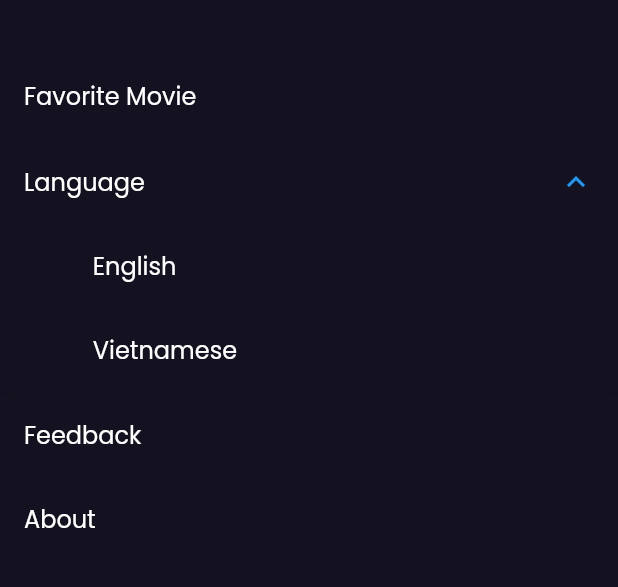
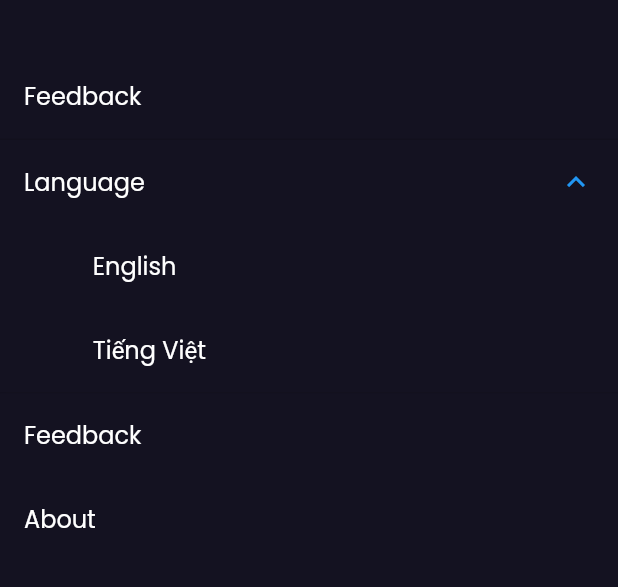
Before and after one commit to vuhm2012/movie_cinema_flutter, a Flutter app: the NavigationDrawer widget shown alone on an empty page, opened directly, after a tap on "Language", after a tap on "English", on a phone screen of 412 x 824 dp, the part 145-732 px from its top. Run offline on Flutter 3.47's test engine with Material 2 defaults, Android fonts, the phone set to English and light mode, and no system bars; our stand-ins replace bloc, cached_network_image, dartz, equatable, flutter_bloc, flutter_svg and 3 more; missing offline and left inert: dart:ffi, pedantic; network calls fail.

Commit message:
create multi language

```diff
--- /dev/null
+++ b/lib/app_localizations.dart
@@ -0,0 +1,58 @@
+import 'dart:convert';
+
+import 'package:flutter/material.dart';
+import 'package:flutter/services.dart';
+
+import '../common/constants/languages.dart';
+
+class AppLocalizations {
+  final Locale locale;
+
+  AppLocalizations(this.locale);
+
+  static AppLocalizations? of(context) =>
+      Localizations.of<AppLocalizations>(context, AppLocalizations);
+
+  late Map<String, String> _localizedStrings;
+
+  Future<bool> load() async {
+    final jsonString = await rootBundle
+        .loadString('assets/languages/${locale.languageCode}.json');
+    final Map<String, dynamic> jsonMap = json.decode(jsonString);
+
+    _localizedStrings =
+        jsonMap.map((key, value) => MapEntry(key, value.toString()));
+
+    return true;
+  }
+
+  String? translate(String key) {
+    return _localizedStrings[key];
+  }
+
+  static const LocalizationsDelegate<AppLocalizations> delegate =
+      _AppLocalizationDelegate();
+}
+
+class _AppLocalizationDelegate extends LocalizationsDelegate<AppLocalizations> {
+  const _AppLocalizationDelegate();
+
+  @override
+  bool isSupported(Locale locale) {
+    return Languages.languages
+        .map((e) => e.code)
+        .toList()
+        .contains(locale.languageCode);
+  }
+
+  @override
+  Future<AppLocalizations> load(Locale locale) async {
+    AppLocalizations localizations = AppLocalizations(locale);
+    await localizations.load();
+    return localizations;
+  }
+
+  @override
+  bool shouldReload(covariant LocalizationsDelegate<AppLocalizations> old) =>
+      false;
+}
--- /dev/null
+++ b/lib/common/constants/languages.dart
@@ -0,0 +1,10 @@
+import 'package:movie_cinema_flutter/domain/entities/language_entity.dart';
+
+class Languages {
+  const Languages._();
+
+  static const languages = [
+    LanguageEntity(code: 'en', value: 'English'),
+    LanguageEntity(code: 'vi', value: 'Tiếng Việt'),
+  ];
+}
--- /dev/null
+++ b/lib/common/constants/translation_constants.dart
@@ -0,0 +1,32 @@
+class TranslationConstants {
+  TranslationConstants._();
+
+  static const String favoriteMovies = 'favoriteMovies';
+  static const String language = 'language';
+  static const String feedback = 'feedback';
+  static const String retry = 'retry';
+  static const String somethingWentWrong = 'somethingWentWrong';
+  static const String checkNetwork = 'checkNetwork';
+  static const String about = 'about';
+  static const String okay = 'okay';
+  static const String aboutDescription = 'aboutDescription';
+  static const String popular = 'popular';
+  static const String now = 'now';
+  static const String soon = 'soon';
+  static const String noMovies = 'noMovies';
+  static const String cast = 'cast';
+  static const String watchTrailers = 'watchTrailers';
+  static const String noMoviesSearched = 'noMoviesSearched';
+  static const String noFavoriteMovie = 'noFavoriteMovie';
+  static const String username = 'username';
+  static const String password = 'password';
+  static const String loginToMovieApp = 'loginToMovieApp';
+  static const String signIn = 'signIn';
+  static const String wrongUsernamePassword = 'wrongUsernamePassword';
+  static const String noNetwork = 'noNetwork';
+  static const String logout = 'logout';
+  static const String sessionDenied = 'sessionDenied';
+  static const String enterTMDbUsername = 'enterTMDbUsername';
+  static const String enterPassword = 'enterPassword';
+  static const String guestSignIn = 'guestSignIn';
+}
--- a/lib/common/extensions/string_extensions.dart
+++ b/lib/common/extensions/string_extensions.dart
@@ -1,5 +1,12 @@
+import 'package:flutter/material.dart';
+import 'package:movie_cinema_flutter/app_localizations.dart';
+
 extension StringExtension on String {
   String intelliTrim() {
     return length > 15 ? '${substring(0, 15)}...' : this;
   }
+
+  String t(BuildContext context) {
+    return AppLocalizations.of(context)?.translate(this) ?? '';
+  }
 }
--- a/lib/di/get_it.dart
+++ b/lib/di/get_it.dart
@@ -8,6 +8,7 @@ import 'package:movie_cinema_flutter/domain/usecases/get_coming_soon.dart';
 import 'package:movie_cinema_flutter/domain/usecases/get_playing_now.dart';
 import 'package:movie_cinema_flutter/domain/usecases/get_popular.dart';
 import 'package:movie_cinema_flutter/domain/usecases/get_trending.dart';
+import 'package:movie_cinema_flutter/presentation/blocs/language/language_bloc.dart';
 import 'package:movie_cinema_flutter/presentation/blocs/movie_backdrop/movie_backdrop_bloc.dart';
 import 'package:movie_cinema_flutter/presentation/blocs/movie_carousel/movie_carousel_bloc.dart';
 import 'package:movie_cinema_flutter/presentation/blocs/movie_tab/movie_tab_bloc.dart';
@@ -49,4 +50,6 @@ Future init() async {
         getComingSoon: GetComingSoon(getItInstance()),
         getPlayingNow: GetPlayingNow(getItInstance()),
       ));
+
+  getItInstance.registerSingleton<LanguageBloc>(LanguageBloc());
 }
--- /dev/null
+++ b/lib/domain/entities/language_entity.dart
@@ -0,0 +1,6 @@
+class LanguageEntity {
+  final String code;
+  final String value;
+
+  const LanguageEntity({required this.code, required this.value});
+}
--- /dev/null
+++ b/lib/presentation/blocs/language/language_bloc.dart
@@ -0,0 +1,24 @@
+import 'package:bloc/bloc.dart';
+import 'package:equatable/equatable.dart';
+import 'package:flutter/material.dart';
+import 'package:movie_cinema_flutter/common/constants/languages.dart';
+import 'package:movie_cinema_flutter/domain/entities/language_entity.dart';
+
+part 'language_event.dart';
+part 'language_state.dart';
+
+class LanguageBloc extends Bloc<LanguageEvent, LanguageState> {
+  LanguageBloc()
+      : super(
+          LanguageLoaded(
+            Locale(Languages.languages[0].code),
+          ),
+        );
+
+  @override
+  Stream<LanguageState> mapEventToState(LanguageEvent event) async* {
+    if (event is ToggleLanguageEvent) {
+      yield LanguageLoaded(Locale(event.languageEntity.code));
+    }
+  }
+}
--- /dev/null
+++ b/lib/presentation/blocs/language/language_event.dart
@@ -0,0 +1,17 @@
+part of 'language_bloc.dart';
+
+abstract class LanguageEvent extends Equatable {
+  const LanguageEvent();
+
+  @override
+  List<Object> get props => [];
+}
+
+class ToggleLanguageEvent extends LanguageEvent {
+  final LanguageEntity languageEntity;
+
+  const ToggleLanguageEvent(this.languageEntity);
+
+  @override
+  List<Object> get props => [languageEntity.code];
+}
--- /dev/null
+++ b/lib/presentation/blocs/language/language_state.dart
@@ -0,0 +1,18 @@
+part of 'language_bloc.dart';
+
+abstract class LanguageState extends Equatable {
+  const LanguageState();
+
+  @override
+  List<Object> get props => [];
+}
+
+class LanguageLoaded extends LanguageState {
+  final Locale locale;
+
+  const LanguageLoaded(this.locale);
+
+  @override
+  List<Object> get props => [locale.languageCode];
+
+}
--- a/lib/presentation/movie_app.dart
+++ b/lib/presentation/movie_app.dart
@@ -1,25 +1,68 @@
 import 'package:flutter/material.dart';
+import 'package:flutter_bloc/flutter_bloc.dart';
+import 'package:flutter_localizations/flutter_localizations.dart';
+import 'package:movie_cinema_flutter/app_localizations.dart';
+import 'package:movie_cinema_flutter/common/constants/languages.dart';
 import 'package:movie_cinema_flutter/common/screenutil/screenutil.dart';
+import 'package:movie_cinema_flutter/di/get_it.dart';
+import 'package:movie_cinema_flutter/presentation/blocs/language/language_bloc.dart';
 import 'package:movie_cinema_flutter/presentation/screens/home/home_screen.dart';
 import 'package:movie_cinema_flutter/presentation/themes/app_color.dart';
 import 'package:movie_cinema_flutter/presentation/themes/theme_text.dart';
 
-class MovieApp extends StatelessWidget {
+class MovieApp extends StatefulWidget {
   const MovieApp({Key? key}) : super(key: key);
+
+  @override
+  State<MovieApp> createState() => _MovieAppState();
+}
+
+class _MovieAppState extends State<MovieApp> {
+  late LanguageBloc _languageBloc;
+
+  @override
+  void initState() {
+    super.initState();
+    _languageBloc = getItInstance<LanguageBloc>();
+  }
+
+  @override
+  void dispose() {
+    _languageBloc.close();
+    super.dispose();
+  }
 
   @override
   Widget build(BuildContext context) {
     ScreenUtil.init();
+    return BlocProvider<LanguageBloc>.value(
+      value: _languageBloc,
+      child: BlocBuilder<LanguageBloc, LanguageState>(
+        builder: (context, state) {
+          if (state is LanguageLoaded) {
             return MaterialApp(
               debugShowCheckedModeBanner: false,
               title: 'Movie App',
               theme: ThemeData(
+                  unselectedWidgetColor: Colors.blue,
                   primaryColor: AppColor.vulcan,
                   scaffoldBackgroundColor: AppColor.vulcan,
                   textTheme: ThemeText.getTextTheme(),
-        appBarTheme: const AppBarTheme(elevation: 0)
-      ),
+                  appBarTheme: const AppBarTheme(elevation: 0)),
+              supportedLocales:
+                  Languages.languages.map((e) => Locale(e.code)).toList(),
+              locale: state.locale,
+              localizationsDelegates: [
+                AppLocalizations.delegate,
+                GlobalMaterialLocalizations.delegate,
+                GlobalWidgetsLocalizations.delegate
+              ],
               home: HomeScreen(),
             );
           }
+          return const SizedBox.shrink();
+        },
+      ),
+    );
   }
+}
--- a/lib/presentation/screens/drawer/navigation_drawer.dart
+++ b/lib/presentation/screens/drawer/navigation_drawer.dart
@@ -1,6 +1,12 @@
 import 'package:flutter/material.dart';
+import 'package:flutter_bloc/flutter_bloc.dart';
+import 'package:movie_cinema_flutter/app_localizations.dart';
+import 'package:movie_cinema_flutter/common/constants/languages.dart';
 import 'package:movie_cinema_flutter/common/constants/size_constants.dart';
+import 'package:movie_cinema_flutter/common/constants/translation_constants.dart';
 import 'package:movie_cinema_flutter/common/extensions/size_extensions.dart';
+import 'package:movie_cinema_flutter/common/extensions/string_extensions.dart';
+import 'package:movie_cinema_flutter/presentation/blocs/language/language_bloc.dart';
 import 'package:movie_cinema_flutter/presentation/screens/drawer/navigation_expanded_list_tile.dart';
 import 'package:movie_cinema_flutter/presentation/screens/drawer/navigation_list_item.dart';
 import 'package:movie_cinema_flutter/presentation/widgets/logo.dart';
@@ -36,20 +42,26 @@ class NavigationDrawer extends StatelessWidget {
               ),
             ),
             NavigationListItem(
-              title: 'Favorite Movie',
+              title: TranslationConstants.feedback.t(context),
               onPressed: () {},
             ),
             NavigationExpandedListTile(
-              title: 'Language',
-              children: ['English', 'Vietnamese'],
+              title: TranslationConstants.language.t(context),
+              children: Languages.languages.map((e) => e.value).toList(),
+              onPressed: (index) {
+                BlocProvider.of<LanguageBloc>(context).add(
+                  ToggleLanguageEvent(
+                    Languages.languages[index],
+                  ),
+                );
+              },
+            ),
+            NavigationListItem(
+              title: TranslationConstants.feedback.t(context),
               onPressed: () {},
             ),
             NavigationListItem(
-              title: 'Feedback',
-              onPressed: () {},
-            ),
-            NavigationListItem(
-              title: 'About',
+              title: TranslationConstants.about.t(context),
               onPressed: () {},
             ),
           ],
--- a/lib/presentation/screens/drawer/navigation_expanded_list_tile.dart
+++ b/lib/presentation/screens/drawer/navigation_expanded_list_tile.dart
@@ -3,21 +3,19 @@ import 'package:movie_cinema_flutter/presentation/screens/drawer/navigation_list
 
 class NavigationExpandedListTile extends StatelessWidget {
   final String title;
-  final Function() onPressed;
+  final Function(int index) onPressed;
   final List<String> children;
 
-  const NavigationExpandedListTile({
-    Key? key,
+  const NavigationExpandedListTile(
+      {Key? key,
       required this.title,
       required this.onPressed,
-    required this.children
-  }) : super(key: key);
+      required this.children})
+      : super(key: key);
 
   @override
   Widget build(BuildContext context) {
-    return GestureDetector(
-      onTap: onPressed,
-      child: Container(
+    return Container(
       decoration: BoxDecoration(
         boxShadow: [
           BoxShadow(
@@ -35,10 +33,9 @@ class NavigationExpandedListTile extends StatelessWidget {
           for (int i = 0; i < children.length; i++)
             NavigationSubListItem(
               title: children[i],
-              onPressed: () {},
+              onPressed: () => onPressed(i),
             )
         ],
-        ),
       ),
     );
   }
--- a/lib/presentation/screens/home/movie_carousel/animated_movie_card_widget.dart
+++ b/lib/presentation/screens/home/movie_carousel/animated_movie_card_widget.dart
@@ -39,7 +39,7 @@ class AnimatedMovieCardWidget extends StatelessWidget {
           return Align(
             alignment: Alignment.topCenter,
             child: Container(
-              height: Curves.easeIn.transform(index == 0 ? value : value * 0.5) * ScreenUtil.screenHeight * 0.35,
+              height: Curves.easeIn.transform(index == 0 ? value : value * 0.9) * ScreenUtil.screenHeight * 0.35,
               width: Sizes.dimen_230.w,
               child: child,
             ),
--- a/lib/presentation/screens/home/movie_tab/movie_tab_title_widget.dart
+++ b/lib/presentation/screens/home/movie_tab/movie_tab_title_widget.dart
@@ -1,6 +1,7 @@
 import 'dart:ffi';
 
 import 'package:flutter/material.dart';
+import 'package:movie_cinema_flutter/app_localizations.dart';
 import 'package:movie_cinema_flutter/common/constants/size_constants.dart';
 import 'package:movie_cinema_flutter/common/extensions/size_extensions.dart';
 import 'package:movie_cinema_flutter/presentation/themes/app_color.dart';
@@ -33,7 +34,7 @@ class TabTitleWidget extends StatelessWidget {
           ),
         ),
         child: Text(
-          title,
+          AppLocalizations.of(context)?.translate(title) ?? '',
           style: isSelected
               ? Theme.of(context).textTheme.royalBlueSubTitle
               : Theme.of(context).textTheme.subtitle1,
--- a/pubspec.yaml
+++ b/pubspec.yaml
@@ -42,6 +42,8 @@ dependencies:
   flutter_bloc: ^5.0.0
   flutter_svg: ^0.20.0-nullsafety.3
   cached_network_image: ^2.2.0+1
+  flutter_localizations:
+    sdk: flutter
 
 dev_dependencies:
   flutter_test:
@@ -69,6 +71,7 @@ flutter:
   assets:
     - assets/svgs/
     - assets/pngs/
+    - assets/languages/
 
 
   # An image asset can refer to one or more resolution-specific "variants", see
```
Also changed, not shown: assets/languages/en.json (added, +30 -0 lines), assets/languages/vi.json (added, +30 -0 lines), lib/presentation/screens/home/movie_tab/movie_tab_constants.dart (+4 -3 lines), pubspec.lock. Lines whose indentation alone changed are shown as unchanged.
